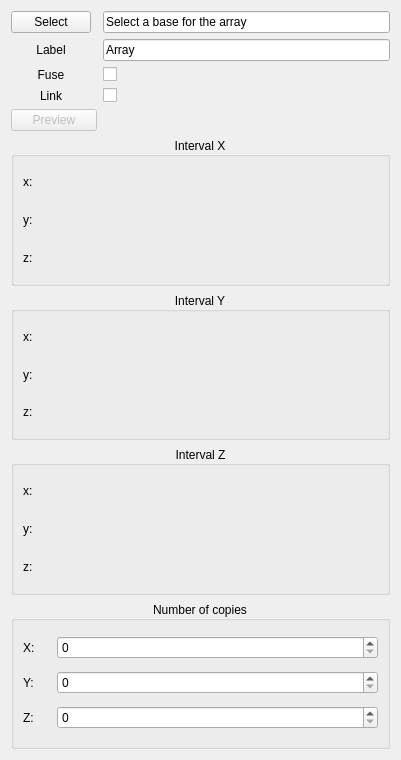
Alonso-JAMM/OrthogonalArrayTest, file OrthogonalArrayTest.ui: the form before one commit.
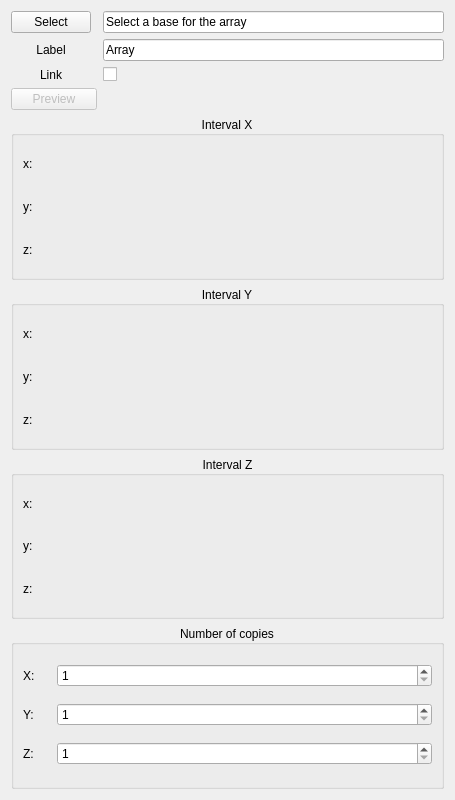
The form after the commit. Custom widgets are drawn as their Qt base class.

Diff of the .ui file:
```diff
--- a/OrthogonalArrayTest.ui
+++ b/OrthogonalArrayTest.ui
@@ -6,8 +6,8 @@
    <rect>
     <x>0</x>
     <y>0</y>
-    <width>401</width>
-    <height>760</height>
+    <width>455</width>
+    <height>800</height>
    </rect>
   </property>
   <property name="sizePolicy">
@@ -23,7 +23,7 @@
    <string>Orthogonal Array</string>
   </property>
   <layout class="QGridLayout" name="gridLayout_2">
-   <item row="6" column="0" colspan="3">
+   <item row="5" column="0" colspan="3">
     <widget class="QGroupBox" name="groupBox_2">
      <property name="title">
       <string>Interval Y</string>
@@ -87,21 +87,21 @@
        </widget>
       </item>
       <item row="0" column="1">
-       <widget class="Gui::QuantitySpinBox" name="IntervalY_x">
+       <widget class="Gui::QuantitySpinBox" name="intervalY_x">
         <property name="unit" stdset="0">
          <string notr="true"/>
         </property>
        </widget>
       </item>
       <item row="1" column="1">
-       <widget class="Gui::QuantitySpinBox" name="IntervalY_y">
+       <widget class="Gui::QuantitySpinBox" name="intervalY_y">
         <property name="unit" stdset="0">
          <string notr="true"/>
         </property>
        </widget>
       </item>
       <item row="2" column="1">
-       <widget class="Gui::QuantitySpinBox" name="IntervalY_z">
+       <widget class="Gui::QuantitySpinBox" name="intervalY_z">
         <property name="unit" stdset="0">
          <string notr="true"/>
         </property>
@@ -110,16 +110,6 @@
      </layout>
     </widget>
    </item>
-   <item row="2" column="0">
-    <widget class="QLabel" name="label_3">
-     <property name="text">
-      <string>Fuse</string>
-     </property>
-     <property name="alignment">
-      <set>Qt::AlignCenter</set>
-     </property>
-    </widget>
-   </item>
    <item row="0" column="0">
     <widget class="QPushButton" name="baseSelect">
      <property name="text">
@@ -130,10 +120,22 @@
      </property>
     </widget>
    </item>
-   <item row="2" column="2">
-    <widget class="QCheckBox" name="checkBox">
+   <item row="3" column="0" colspan="2">
+    <widget class="QPushButton" name="preview">
+     <property name="enabled">
+      <bool>false</bool>
+     </property>
      <property name="text">
-      <string/>
+      <string>Preview</string>
+     </property>
+     <property name="checkable">
+      <bool>true</bool>
+     </property>
+     <property name="autoDefault">
+      <bool>false</bool>
+     </property>
+     <property name="default">
+      <bool>false</bool>
      </property>
     </widget>
    </item>
@@ -154,7 +156,7 @@
      </property>
     </widget>
    </item>
-   <item row="7" column="0" colspan="3">
+   <item row="6" column="0" colspan="3">
     <widget class="QGroupBox" name="groupBox_3">
      <property name="title">
       <string>Interval Z</string>
@@ -202,21 +204,21 @@
        </widget>
       </item>
       <item row="3" column="1">
-       <widget class="Gui::QuantitySpinBox" name="IntervalZ_z">
+       <widget class="Gui::QuantitySpinBox" name="intervalZ_z">
         <property name="unit" stdset="0">
          <string notr="true"/>
         </property>
        </widget>
       </item>
       <item row="0" column="1">
-       <widget class="Gui::QuantitySpinBox" name="IntervalZ_x">
+       <widget class="Gui::QuantitySpinBox" name="intervalZ_x">
         <property name="unit" stdset="0">
          <string notr="true"/>
         </property>
        </widget>
       </item>
       <item row="1" column="1">
-       <widget class="Gui::QuantitySpinBox" name="IntervalZ_y">
+       <widget class="Gui::QuantitySpinBox" name="intervalZ_y">
         <property name="unit" stdset="0">
          <string notr="true"/>
         </property>
@@ -241,7 +243,7 @@
      </layout>
     </widget>
    </item>
-   <item row="5" column="0" colspan="3">
+   <item row="4" column="0" colspan="3">
     <widget class="QGroupBox" name="groupBox">
      <property name="title">
       <string>Interval X</string>
@@ -317,21 +319,21 @@
        </widget>
       </item>
       <item row="0" column="1">
-       <widget class="Gui::QuantitySpinBox" name="IntervalX_x">
+       <widget class="Gui::QuantitySpinBox" name="intervalX_x">
         <property name="unit" stdset="0">
          <string/>
         </property>
        </widget>
       </item>
       <item row="1" column="1">
-       <widget class="Gui::QuantitySpinBox" name="IntervalX_y">
+       <widget class="Gui::QuantitySpinBox" name="intervalX_y">
         <property name="unit" stdset="0">
          <string notr="true"/>
         </property>
        </widget>
       </item>
       <item row="2" column="1">
-       <widget class="Gui::QuantitySpinBox" name="IntervalX_z">
+       <widget class="Gui::QuantitySpinBox" name="intervalX_z">
         <property name="unit" stdset="0">
          <string notr="true"/>
         </property>
@@ -340,14 +342,14 @@
      </layout>
     </widget>
    </item>
-   <item row="3" column="2">
-    <widget class="QCheckBox" name="checkBox_2">
+   <item row="2" column="2">
+    <widget class="QCheckBox" name="linkCheck">
      <property name="text">
       <string/>
      </property>
     </widget>
    </item>
-   <item row="3" column="0">
+   <item row="2" column="0">
     <widget class="QLabel" name="label_12">
      <property name="text">
       <string>Link</string>
@@ -364,7 +366,7 @@
      </property>
     </widget>
    </item>
-   <item row="8" column="0" colspan="3">
+   <item row="7" column="0" colspan="3">
     <widget class="QGroupBox" name="groupBox_4">
      <property name="title">
       <string>Number of copies</string>
@@ -373,7 +375,7 @@
       <set>Qt::AlignCenter</set>
      </property>
      <layout class="QGridLayout" name="gridLayout_5">
-      <item row="2" column="0">
+      <item row="3" column="0">
        <widget class="QLabel" name="label_15">
         <property name="text">
          <string>Z:</string>
@@ -393,7 +395,7 @@
         </property>
        </widget>
       </item>
-      <item row="1" column="0">
+      <item row="2" column="0">
        <widget class="QLabel" name="label_14">
         <property name="text">
          <string>Y:</string>
@@ -401,36 +403,38 @@
        </widget>
       </item>
       <item row="0" column="1">
-       <widget class="Gui::UIntSpinBox" name="uintSpinBox"/>
-      </item>
-      <item row="1" column="1">
-       <widget class="Gui::UIntSpinBox" name="uintSpinBox_2"/>
+       <widget class="QSpinBox" name="xNum">
+        <property name="minimum">
+         <number>1</number>
+        </property>
+        <property name="maximum">
+         <number>2147483647</number>
+        </property>
+       </widget>
       </item>
       <item row="2" column="1">
-       <widget class="Gui::UIntSpinBox" name="uintSpinBox_3"/>
+       <widget class="QSpinBox" name="yNum">
+        <property name="minimum">
+         <number>1</number>
+        </property>
+        <property name="maximum">
+         <number>2147483647</number>
+        </property>
+       </widget>
+      </item>
+      <item row="3" column="1">
+       <widget class="QSpinBox" name="zNum">
+        <property name="minimum">
+         <number>1</number>
+        </property>
+        <property name="maximum">
+         <number>2147483647</number>
+        </property>
+       </widget>
       </item>
      </layout>
     </widget>
    </item>
-   <item row="4" column="0" colspan="2">
-    <widget class="QPushButton" name="Preview">
-     <property name="enabled">
-      <bool>false</bool>
-     </property>
-     <property name="text">
-      <string>Preview</string>
-     </property>
-     <property name="checkable">
-      <bool>true</bool>
-     </property>
-     <property name="autoDefault">
-      <bool>false</bool>
-     </property>
-     <property name="default">
-      <bool>false</bool>
-     </property>
-    </widget>
-   </item>
   </layout>
  </widget>
  <customwidgets>
@@ -439,11 +443,6 @@
    <extends>QWidget</extends>
    <header>Gui/QuantitySpinBox.h</header>
   </customwidget>
-  <customwidget>
-   <class>Gui::UIntSpinBox</class>
-   <extends>QSpinBox</extends>
-   <header>Gui/SpinBox.h</header>
-  </customwidget>
  </customwidgets>
  <resources/>
  <connections/>
```
Left out of the diff: 4 changed lines with no effect on the pictures.
